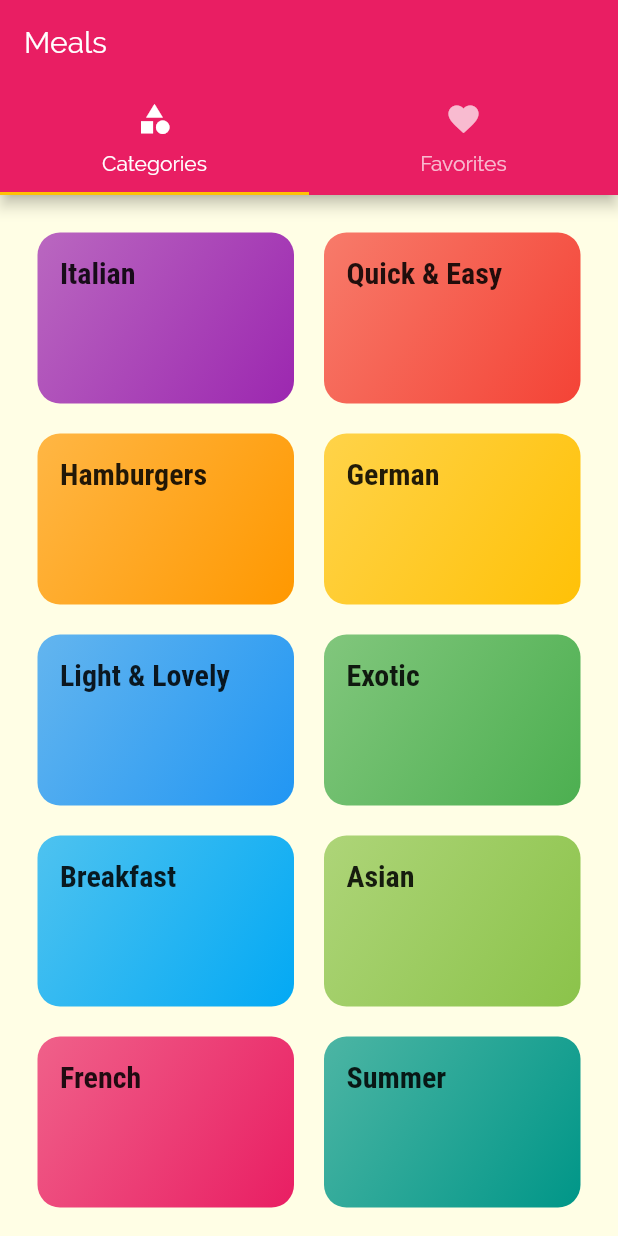
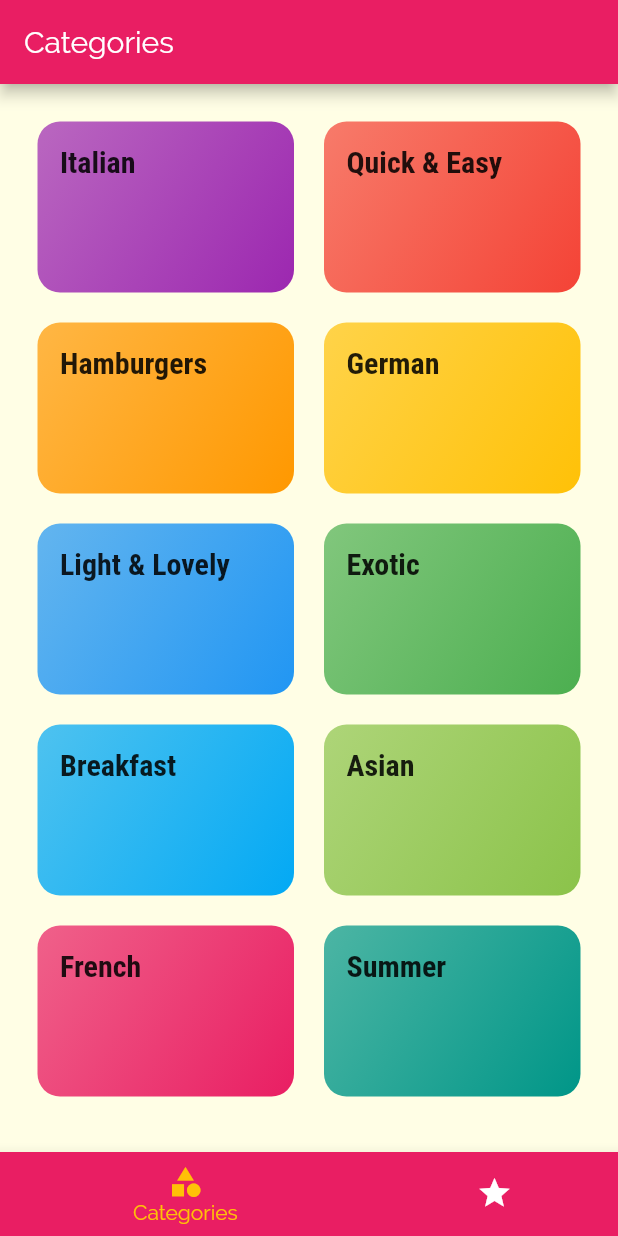
Before and after one commit to fiixed/flutter-meals, a Flutter app: the screen it shows after launch, on a phone screen of 412 x 824 dp. Run offline on Flutter 3.47's test engine with Material 2 defaults, Android fonts, the phone set to English and light mode, and no system bars.

```diff
--- a/lib/screens/tabs_screen.dart
+++ b/lib/screens/tabs_screen.dart
@@ -9,30 +9,45 @@ class TabsScreen extends StatefulWidget {
 }
 
 class _TabsScreenState extends State<TabsScreen> {
+  final List<Map<String, dynamic>> _pages = [
+    {'page' :CategoriesScreen(), 'title': 'Categories'},
+    {'page' :FavoritesScreen(), 'title': 'Favorites'},
+  ];
+
+  int _selectedPageIndex = 0;
+
+  void _selectPage(int index) {
+    setState(() {
+      _selectedPageIndex = index;
+    });
+  }
+
   @override
   Widget build(BuildContext context) {
-    return DefaultTabController(
-      length: 2,
-      child: Scaffold(
-        appBar: AppBar(
-          title: Text('Meals'),
-          bottom: TabBar(
-            tabs: <Widget>[
-              Tab(
-                icon: Icon(Icons.category),
-                text: 'Categories',
-              ),
-              Tab(
-                icon: Icon(Icons.favorite),
-                text: 'Favorites',
-              ),
-            ],
+    return Scaffold(
+      appBar: AppBar(
+        title: Text(_pages[_selectedPageIndex]['title']),
+      ),
+      body: _pages[_selectedPageIndex]['page'],
+      bottomNavigationBar: BottomNavigationBar(
+        backgroundColor: Theme.of(context).primaryColor,
+        unselectedItemColor: Colors.white,
+        selectedItemColor: Theme.of(context).accentColor,
+        currentIndex: _selectedPageIndex,
+        type: BottomNavigationBarType.shifting,
+        items: [
+          BottomNavigationBarItem(
+            backgroundColor: Theme.of(context).primaryColor,
+            icon: Icon(Icons.category),
+            title: Text('Categories'),
           ),
-        ),
-        body: TabBarView(children: <Widget>[
-          CategoriesScreen(),
-          FavoritesScreen(),
-        ],),
+          BottomNavigationBarItem(
+            backgroundColor: Theme.of(context).primaryColor,
+            icon: Icon(Icons.star),
+            title: Text('Favorites'),
+          ),
+        ],
+        onTap: _selectPage,
       ),
     );
   }
```
